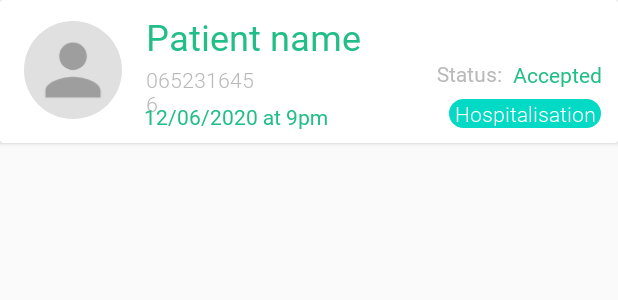
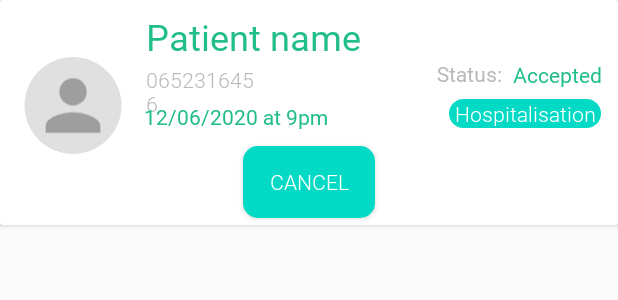
Before and after one commit to AkashKinage/Health-Care-App, an Android app: the layout patient_appointments_item.xml on its own in the app's theme, with its tools: preview values and no code run, on a phone screen of 412 x 824 dp. Shown: the top 300 px of the screen. Run offline under Robolectric (Android 15) with nearby library versions, the phone set to English and light mode, and no system bars; Roboto replaces fonts that are not available here.

Commit message:
(Final  Commit)

```diff
--- a/app/build.gradle
+++ b/app/build.gradle
@@ -37,6 +37,8 @@ dependencies {
     implementation 'androidx.appcompat:appcompat:1.1.0'
     implementation "androidx.legacy:legacy-support-v4:1.0.0"
     implementation "androidx.recyclerview:recyclerview:1.0.0"
+    //noinspection GradleCompatible
+    implementation 'com.android.support:customtabs:25.2.0'
     implementation "androidx.viewpager:viewpager:1.0.0"
     implementation 'androidx.cardview:cardview:1.0.0'
     implementation 'androidx.constraintlayout:constraintlayout:1.1.3'
--- a/app/src/main/java/com/ensias/healthcareapp/DoctorAdapterFiltred.java
+++ b/app/src/main/java/com/ensias/healthcareapp/DoctorAdapterFiltred.java
@@ -83,7 +83,7 @@ public class DoctorAdapterFiltred  extends RecyclerView.Adapter<DoctorAdapterFil
                 // Handle any errors
             }
         });
-        doctoreHolder.specialite.setText("Specialite : "+doctor.getSpecialite());
+        doctoreHolder.specialite.setText("Speciality : "+doctor.getSpecialite());
         final String idPat = FirebaseAuth.getInstance().getCurrentUser().getEmail().toString();
         final String idDoc = doctor.getEmail();
         // doctoreHolder.image.setImageURI(Uri.parse("drawable-v24/ic_launcher_foreground.xml"));
--- a/app/src/main/java/com/ensias/healthcareapp/FicheInfo.java
+++ b/app/src/main/java/com/ensias/healthcareapp/FicheInfo.java
@@ -15,7 +15,7 @@ public class FicheInfo extends AppCompatActivity {
         t2=findViewById(R.id.textView4);
         t3=findViewById(R.id.textView5);
 
-        t1.setText("Date de creation"+getIntent().getStringExtra("dateCreated"));
+        t1.setText("Date of creation"+getIntent().getStringExtra("dateCreated"));
         t2.setText(getIntent().getStringExtra("doctor"));
         t3.setText(getIntent().getStringExtra("description"));
     }
--- a/app/src/main/java/com/ensias/healthcareapp/MainActivity.java
+++ b/app/src/main/java/com/ensias/healthcareapp/MainActivity.java
@@ -104,7 +104,7 @@ public class MainActivity extends AppCompatActivity {
                             }
                         });
             }else{
-                    Toast.makeText(MainActivity.this, "vous devez rensegner toutes les champs",
+                    Toast.makeText(MainActivity.this, "you must fill in all the fields",
                             Toast.LENGTH_SHORT).show();
                     if(!password.equals(confirmPass)){
                         Toast.makeText(MainActivity.this, "Confirm pass don't match password",
@@ -141,7 +141,7 @@ public class MainActivity extends AppCompatActivity {
                             }
                         });
             }else{
-                    Toast.makeText(MainActivity.this, "vous devez rensegnier toutes les champs",
+                    Toast.makeText(MainActivity.this, "you must fill in all the fields",
                             Toast.LENGTH_SHORT).show();
                 }
             }
--- a/app/src/main/java/com/ensias/healthcareapp/adapter/DoctoreAdapter.java
+++ b/app/src/main/java/com/ensias/healthcareapp/adapter/DoctoreAdapter.java
@@ -51,7 +51,7 @@ public class DoctoreAdapter extends FirestoreRecyclerAdapter<Doctor, DoctoreAdap
     protected void onBindViewHolder(@NonNull final DoctoreHolder doctoreHolder, int i, @NonNull final Doctor doctor) {
         final TextView t = doctoreHolder.title ;
         doctoreHolder.title.setText(doctor.getName());
-        doctoreHolder.specialite.setText("Specialite : "+doctor.getSpecialite());
+        doctoreHolder.specialite.setText("Speciality : "+doctor.getSpecialite());
         final String idPat = FirebaseAuth.getInstance().getCurrentUser().getEmail().toString();
         final String idDoc = doctor.getEmail();
         // doctoreHolder.image.setImageURI(Uri.parse("drawable-v24/ic_launcher_foreground.xml"));
--- a/app/src/main/res/layout/patient_appointments_item.xml
+++ b/app/src/main/res/layout/patient_appointments_item.xml
@@ -10,7 +10,7 @@
 
     <RelativeLayout
         android:layout_width="match_parent"
-        android:layout_height="95dp"
+        android:layout_height="150dp"
         >
 
         <TextView
@@ -95,10 +95,12 @@
             android:layout_height="65dp"
             android:layout_alignParentStart="true"
             android:layout_alignParentLeft="true"
+            android:layout_alignParentTop="true"
             android:layout_alignParentBottom="true"
             android:layout_marginStart="14dp"
             android:layout_marginLeft="14dp"
-            android:layout_marginBottom="16dp"
+            android:layout_marginTop="38dp"
+            android:layout_marginBottom="47dp"
             android:foregroundGravity="center"
             app:srcCompat="@drawable/ic_anon_user_48dp" />
 
@@ -117,6 +119,23 @@
             android:textColor="#22BE87"
             android:textSize="14sp" />
 
+        <Button
+            android:id="@+id/btnCancel"
+            android:layout_width="wrap_content"
+            android:layout_height="wrap_content"
+            android:layout_below="@+id/appointement_date"
+            android:layout_alignParentLeft="true"
+            android:layout_alignParentEnd="true"
+            android:layout_marginLeft="161dp"
+            android:layout_marginTop="10dp"
+            android:layout_marginEnd="162dp"
+            android:background="@drawable/button_radius_accent_color"
+            android:fontFamily="@font/roboto_light"
+            android:text="Cancel"
+            android:textColor="#fff"
+            android:textSize="14sp"
+            tools:ignore="UnknownId" />
 
     </RelativeLayout>
+
 </androidx.cardview.widget.CardView>
--- a/app/src/main/res/values/strings.xml
+++ b/app/src/main/res/values/strings.xml
@@ -61,6 +61,7 @@
 
     <string-array name="specialite_spinner">
         <item>Dentist</item>
+        <item>BAMS</item>
         <item>Allergist/Immunologist</item>
         <item>Anesthesiologist</item>
         <item>Cardiologist</item>
```
Also changed, not shown: app/src/main/java/com/ensias/healthcareapp/SearchPatActivity.java (+17 -17 lines), app/src/main/java/com/ensias/healthcareapp/adapter/PatientAppointmentsAdapter.java (+36 -7 lines), app/src/main/res/menu/navigation_bar.xml (+16 -16 lines), 1 other file.
